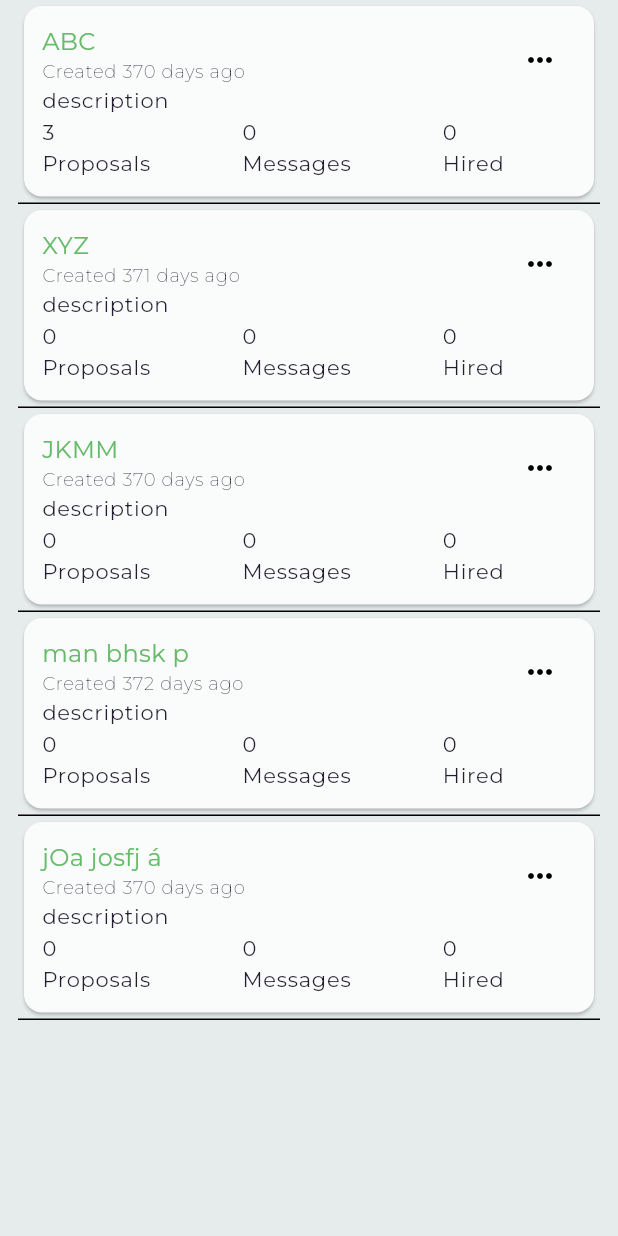
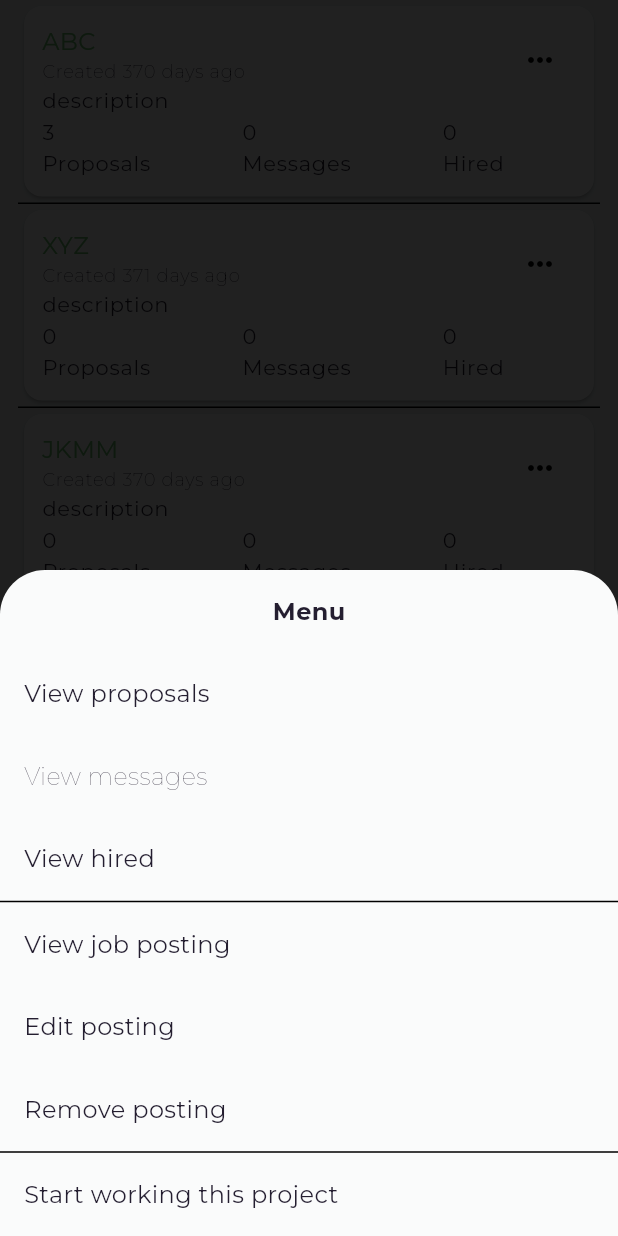
Before and after one commit to bebaoboy/advancedmobiledev_studenthub_20127600_20127004_20127171, a Flutter app: the AllProjects widget shown alone on an empty page, opened directly, after a tap on the "keyboard control" icon, on a phone screen of 412 x 824 dp. Run offline on Flutter 3.47's test engine with Material 3 defaults, Android fonts, the phone set to English and light mode, and no system bars; our stand-ins replace animated_custom_dropdown, another_flushbar, auto_size_text, dio, event_bus, file_picker and 15 more; missing offline and left inert: animated_tree_view, file_previewer, material_dialog, navbar_router, rect_getter, smooth_sheets and 1 more; accounts and stored records are empty; generated files the repository leaves out were written again.

Commit message:
commit speint 2

```diff
--- /dev/null
+++ b/lib/core/widgets/menu_bottom_sheet.dart
@@ -0,0 +1,316 @@
+import 'package:flutter/cupertino.dart';
+import 'package:flutter/material.dart';
+import 'package:universal_io/io.dart';
+
+/// The cancel actions model that show
+/// under the [BottomSheetAction] (grouped separately on iOS).
+class CancelAction {
+  /// The primary content of the action sheet.
+  ///
+  /// Typically a [Text] widget.
+  ///
+  /// This should not wrap. To enforce the single line limit, use
+  /// [Text.maxLines].
+  final Widget title;
+
+  /// The callback that is called when the action item is tapped.
+  /// [onPressed] is optional by default will dismiss the Action Sheet.
+  final void Function(BuildContext context)? onPressed;
+
+  /// The TextStyle to use for the title text. (optional)
+  final TextStyle? textStyle;
+
+  CancelAction({
+    required this.title,
+    this.onPressed,
+    this.textStyle,
+  });
+}
+
+/// The Actions model that will use on the ActionSheet.
+class BottomSheetAction {
+  /// The primary content of the action sheet.
+  ///
+  /// Typically a [Text] widget.
+  ///
+  /// This should not wrap. To enforce the single line limit, use
+  /// [Text.maxLines].
+  final Widget? title;
+
+  /// The callback that is called when the action item is tapped. (required)
+  final void Function(BuildContext context)? onPressed;
+
+  /// A widget to display after the title.
+  ///
+  /// Typically an [Icon] widget.
+  final Widget? trailing;
+
+  /// A widget to display before the title.
+  ///
+  /// Typically an [Icon] or a [CircleAvatar] widget.
+  final Widget? leading;
+
+  BottomSheetAction({
+    required this.title,
+    this.onPressed,
+    this.trailing,
+    this.leading,
+  });
+}
+
+/// A action bottom sheet that adapts to the platform (Android/iOS).
+///
+/// [actions] The Actions list that will appear on the ActionSheet. (required)
+///
+/// [cancelAction] The optional cancel button that show under the
+/// actions (grouped separately on iOS).
+///
+/// [title] The optional title widget that show above the actions.
+///
+/// [androidBorderRadius] The android border radius.
+///
+/// The optional [backgroundColor] and [barrierColor] can be passed in to
+/// customize the appearance and behavior of persistent bottom sheets.
+///
+/// The optional [isDismissible] can be passed to set barrierDismissible of showCupertinoModalPopup
+/// and isDismissible of showModalBottomSheet (Default true as for both implementations)
+///
+/// The optional [useRootNavigator] can be passed to set useRootNavigator of showCupertinoModalPopup
+/// (Default true) and useRootNavigator of showModalBottomSheet (Default false)
+Future<T?> showAdaptiveActionSheet<T>({
+  required BuildContext context,
+  Widget? title,
+  required List<BottomSheetAction> actions,
+  CancelAction? cancelAction,
+  Color? barrierColor,
+  Color? bottomSheetColor,
+  double? androidBorderRadius,
+  bool isDismissible = true,
+  bool? useRootNavigator,
+}) async {
+  assert(
+    barrierColor != Colors.transparent,
+    'The barrier color cannot be transparent.',
+  );
+
+  return _show<T>(
+    context,
+    title,
+    actions,
+    cancelAction,
+    barrierColor,
+    bottomSheetColor,
+    androidBorderRadius,
+    isDismissible: isDismissible,
+    useRootNavigator: useRootNavigator,
+  );
+}
+
+Future<T?> _show<T>(
+  BuildContext context,
+  Widget? title,
+  List<BottomSheetAction> actions,
+  CancelAction? cancelAction,
+  Color? barrierColor,
+  Color? bottomSheetColor,
+  double? androidBorderRadius, {
+  bool isDismissible = true,
+  bool? useRootNavigator,
+}) {
+  if (Platform.isIOS) {
+    return _showCupertinoBottomSheet(
+      context,
+      title,
+      actions,
+      cancelAction,
+      isDismissible: isDismissible,
+      useRootNavigator: useRootNavigator,
+    );
+  } else {
+    return _showMaterialBottomSheet(
+      context,
+      title,
+      actions,
+      cancelAction,
+      barrierColor,
+      bottomSheetColor,
+      androidBorderRadius,
+      isDismissible: isDismissible,
+      useRootNavigator: useRootNavigator,
+    );
+  }
+}
+
+Future<T?> _showCupertinoBottomSheet<T>(
+  BuildContext context,
+  Widget? title,
+  List<BottomSheetAction> actions,
+  CancelAction? cancelAction, {
+  bool isDismissible = true,
+  bool? useRootNavigator,
+}) {
+  final defaultTextStyle =
+      Theme.of(context).textTheme.titleLarge ?? const TextStyle(fontSize: 20);
+  return showCupertinoModalPopup(
+    context: context,
+    barrierDismissible: isDismissible,
+    useRootNavigator: useRootNavigator ?? true,
+    builder: (BuildContext coxt) {
+      return CupertinoActionSheet(
+        title: title,
+        actions: actions.map((action) {
+          /// Modal Popup doesn't inherited material widget
+          /// so need to provide one in case trailing or
+          /// leading widget require a Material widget ancestor.
+          return Material(
+            color: Colors.transparent,
+            child: CupertinoActionSheetAction(
+              onPressed: () => action.onPressed != null ? action.onPressed!(coxt) : Navigator.of(coxt).pop(),
+              child: action.title == null ? const Divider(color: Colors.black, height: 2,) : Row(
+                children: [
+                  if (action.leading != null) ...[
+                    action.leading!,
+                    const SizedBox(width: 15),
+                  ],
+                  action.title != null
+                      ? Expanded(
+                          child: action.title!,
+                        )
+                      : const Divider(color: Colors.black, height: 2,),
+                  if (action.trailing != null) ...[
+                    const SizedBox(width: 10),
+                    action.trailing!,
+                  ],
+                ],
+              ),
+            ),
+          );
+        }).toList(),
+        cancelButton: cancelAction != null
+            ? CupertinoActionSheetAction(
+                onPressed: () {
+                  if (cancelAction.onPressed != null) {
+                    cancelAction.onPressed!(coxt);
+                  } else {
+                    Navigator.of(coxt).pop();
+                  }
+                },
+                child: DefaultTextStyle(
+                  style: defaultTextStyle.copyWith(color: Colors.lightBlue),
+                  textAlign: TextAlign.center,
+                  child: cancelAction.title,
+                ),
+              )
+            : null,
+      );
+    },
+  );
+}
+
+Future<T?> _showMaterialBottomSheet<T>(
+  BuildContext context,
+  Widget? title,
+  List<BottomSheetAction> actions,
+  CancelAction? cancelAction,
+  Color? barrierColor,
+  Color? bottomSheetColor,
+  double? androidBorderRadius, {
+  bool isDismissible = true,
+  bool? useRootNavigator,
+}) {
+  final defaultTextStyle =
+      Theme.of(context).textTheme.titleLarge ?? const TextStyle(fontSize: 20);
+  final BottomSheetThemeData sheetTheme = Theme.of(context).bottomSheetTheme;
+  return showModalBottomSheet<T>(
+    context: context,
+    elevation: 0,
+    isDismissible: isDismissible,
+    enableDrag: isDismissible,
+    isScrollControlled: true,
+    backgroundColor: bottomSheetColor ??
+        sheetTheme.modalBackgroundColor ??
+        sheetTheme.backgroundColor,
+    barrierColor: barrierColor,
+    shape: RoundedRectangleBorder(
+      borderRadius: BorderRadius.only(
+        topLeft: Radius.circular(androidBorderRadius ?? 30),
+        topRight: Radius.circular(androidBorderRadius ?? 30),
+      ),
+    ),
+    useRootNavigator: useRootNavigator ?? false,
+    builder: (BuildContext coxt) {
+      final double screenHeight = MediaQuery.of(context).size.height;
+      return SafeArea(
+        child: WillPopScope(
+          onWillPop: () async => isDismissible,
+          child: ConstrainedBox(
+            constraints: BoxConstraints(
+              maxHeight: screenHeight - (screenHeight / 10),
+            ),
+            child: SingleChildScrollView(
+              child: Column(
+                crossAxisAlignment: CrossAxisAlignment.stretch,
+                mainAxisSize: MainAxisSize.min,
+                children: <Widget>[
+                  if (title != null) ...[
+                    Padding(
+                      padding: const EdgeInsets.all(16.0),
+                      child: Center(child: title),
+                    ),
+                  ],
+                  ...actions.map<Widget>((action) {
+                    return InkWell(
+                      onTap: () => action.onPressed != null ? action.onPressed!(coxt) : Navigator.of(coxt).pop(),
+                      child: action.title == null ? const Divider(color: Colors.black, height: 2,) : Padding(
+                        padding: const EdgeInsets.all(16.0),
+                        child: Row(
+                          children: [
+                            if (action.leading != null) ...[
+                              action.leading!,
+                              const SizedBox(width: 15),
+                            ],
+                            action.title != null
+                                ? Expanded(
+                                    child: action.title!,
+                                  )
+                                : const Divider(color: Colors.black, height: 2,),
+                            if (action.trailing != null) ...[
+                              const SizedBox(width: 10),
+                              action.trailing!,
+                            ],
+                          ],
+                        ),
+                      ),
+                    );
+                  }).toList(),
+                  if (cancelAction != null)
+                    InkWell(
+                      onTap: () {
+                        if (cancelAction.onPressed != null) {
+                          cancelAction.onPressed!(coxt);
+                        } else {
+                          Navigator.of(coxt).pop();
+                        }
+                      },
+                      child: Center(
+                        child: Padding(
+                          padding: const EdgeInsets.all(16.0),
+                          child: DefaultTextStyle(
+                            style: defaultTextStyle.copyWith(
+                              color: Colors.lightBlue,
+                            ),
+                            textAlign: TextAlign.center,
+                            child: cancelAction.title,
+                          ),
+                        ),
+                      ),
+                    ),
+                ],
+              ),
+            ),
+          ),
+        ),
+      );
+    },
+  );
+}
--- a/lib/presentation/dashboard/components/my_project_item.dart
+++ b/lib/presentation/dashboard/components/my_project_item.dart
@@ -42,7 +42,7 @@ class _MyProjectItemState extends State<MyProjectItem> {
         child: GestureDetector(
           onTap: () {
             //NavbarNotifier2.pushNamed(Routes.projectDetails, 1, widget.project);
-            Navigator.of(NavigationService.navigationKey.currentContext!)
+            Navigator.of(NavigationService.navigatorKey.currentContext!)
                 .pushNamed(Routes.projectDetails, arguments: widget.project);
           },
           child: Card(
--- a/lib/presentation/dashboard/components/project_item.dart
+++ b/lib/presentation/dashboard/components/project_item.dart
@@ -79,8 +79,7 @@ class _ProjectItemState extends State<ProjectItem> {
             bottom: BorderSide(color: Colors.black, width: 1.0),
           ),
         ),
-      ),
-      child:
+
 //       Card(
 //         child: Padding(
 //           padding: const EdgeInsets.all(8.0),
--- a/lib/presentation/dashboard/dashboard.dart
+++ b/lib/presentation/dashboard/dashboard.dart
@@ -1,10 +1,8 @@
 import 'package:boilerplate/core/widgets/main_app_bar_widget.dart';
-import 'package:boilerplate/domain/entity/project/project.dart';
 import 'package:boilerplate/domain/entity/project/mockData.dart';
 import 'package:boilerplate/presentation/dashboard/alert_tab.dart';
 import 'package:boilerplate/presentation/dashboard/dashboard_tab.dart';
 import 'package:boilerplate/presentation/dashboard/message_tab.dart';
-import 'package:boilerplate/presentation/dashboard/project_details.dart';
 import 'package:boilerplate/presentation/dashboard/project_tab.dart';
 import 'package:boilerplate/utils/locale/app_localization.dart';
 import 'package:boilerplate/utils/routes/custom_page_route_navbar.dart';
--- a/lib/presentation/dashboard/dashboard_tab.dart
+++ b/lib/presentation/dashboard/dashboard_tab.dart
@@ -1,21 +1,14 @@
-import 'package:adaptive_action_sheet/adaptive_action_sheet.dart';
 import 'package:animated_segmented_tab_control/animated_segmented_tab_control.dart';
 import 'package:boilerplate/constants/dimens.dart';
-import 'package:boilerplate/core/widgets/rounded_button_widget.dart';
+import 'package:boilerplate/core/widgets/menu_bottom_sheet.dart';
 import 'package:boilerplate/domain/entity/project/myMockData.dart';
 import 'package:boilerplate/domain/entity/project/project.dart';
 import 'package:boilerplate/presentation/dashboard/components/my_project_item.dart';
 import 'package:boilerplate/presentation/my_app.dart';
 import 'package:boilerplate/utils/locale/app_localization.dart';
-import 'package:flutter/cupertino.dart';
 import 'package:flutter/material.dart';
-import 'package:flutter/widgets.dart';
-import 'package:boilerplate/presentation/my_app.dart';
-import 'package:boilerplate/utils/locale/app_localization.dart';
 import 'package:boilerplate/utils/routes/custom_page_route.dart';
 import 'package:boilerplate/utils/routes/routes.dart';
-import 'package:flutter/material.dart';
-import 'package:boilerplate/utils/routes/navbar_notifier2.dart';
 
 class DashBoardTab extends StatefulWidget {
   const DashBoardTab({super.key});
@@ -33,8 +26,9 @@ class _DashBoardTabState extends State<DashBoardTab> {
   Widget _buildDashBoardContent() {
     return Column(
       children: <Widget>[
-
-        Row(
+        Padding(
+          padding: const EdgeInsets.all(10.0),
+          child: Row(
             children: [
               Align(
                 alignment: Alignment.topLeft,
@@ -51,7 +45,8 @@ class _DashBoardTabState extends State<DashBoardTab> {
                     heroTag: "F3",
                     onPressed: () {
                       // NavbarNotifier2.pushNamed(Routes.project_post, NavbarNotifier2.currentIndex, null);
-                    Navigator.of(NavigationService.navigatorKey.currentContext!).push(
+                      Navigator.of(NavigationService.navigatorKey.currentContext!)
+                          .push(
                               MaterialPageRoute2(routeName: Routes.project_post));
                     },
                     child: Text(
@@ -61,9 +56,11 @@ class _DashBoardTabState extends State<DashBoardTab> {
                     ),
                   ),
                 ),
+              ),
             ],
           ),
         ),
+
         // Conditional rendering based on whether myProjects is empty or not
         myProjects.isEmpty
             ? Column(
@@ -151,45 +148,70 @@ class _ProjectTabsState extends State<ProjectTabs> {
 
 void showBottomSheet(Project project) {
   showAdaptiveActionSheet(
-    context: NavigationService.navigationKey.currentContext!,
+    title: Text("Menu", style: TextStyle(fontWeight: FontWeight.bold,),),
+    context: NavigationService.navigatorKey.currentContext!,
     isDismissible: true,
     barrierColor: Colors.black87,
     actions: <BottomSheetAction>[
       BottomSheetAction(
         title: Container(
-            alignment: Alignment.topLeft, child: const Text('View proposals')),
-        onPressed: (_) {},
-      ),
-      BottomSheetAction(
-        title: Container(
-            alignment: Alignment.topLeft, child: const Text('View messages')),
-        onPressed: (_) {},
-      ),
-      BottomSheetAction(
-        title: Container(
-            alignment: Alignment.topLeft, child: const Text('View hired')),
-        onPressed: (_) {},
+            alignment: Alignment.topLeft,
+            child: const Text(
+              'View proposals',
+              style: TextStyle(fontWeight: FontWeight.normal),
+            )),
+
       ),
       BottomSheetAction(
         title: Container(
             alignment: Alignment.topLeft,
-            child: const Text('View job posting')),
-        onPressed: (_) {},
-      ),
-      BottomSheetAction(
-        title: Container(
-            alignment: Alignment.topLeft, child: const Text('Edit posting')),
-        onPressed: (_) {},
-      ),
-      BottomSheetAction(
-        title: Container(
-            alignment: Alignment.topLeft, child: const Text('Remove posting')),
-        onPressed: (_) {},
+            child: const Text('View messages',
+                style: TextStyle(fontWeight: FontWeight.w100))),
+
       ),
       BottomSheetAction(
         title: Container(
           alignment: Alignment.topLeft,
-            child: const Text('Start working this project')),
+          child: const Text('View hired',
+              style: TextStyle(fontWeight: FontWeight.normal)),
+        ),
+
+      ),
+      BottomSheetAction(
+        title: null,
+
+      ),
+      BottomSheetAction(
+        title: Container(
+            alignment: Alignment.topLeft,
+            child: const Text('View job posting',
+                style: TextStyle(fontWeight: FontWeight.normal))),
+
+      ),
+      BottomSheetAction(
+        title: Container(
+            alignment: Alignment.topLeft,
+            child: const Text('Edit posting',
+                style: TextStyle(fontWeight: FontWeight.normal))),
+
+      ),
+      BottomSheetAction(
+        title: Container(
+          alignment: Alignment.topLeft,
+          child: const Text('Remove posting',
+              style: TextStyle(fontWeight: FontWeight.normal)),
+        ),
+
+      ),
+      BottomSheetAction(
+        title: null,
+
+      ),
+      BottomSheetAction(
+        title: Container(
+            alignment: Alignment.topLeft,
+            child: const Text('Start working this project',
+                style: TextStyle(fontWeight: FontWeight.normal))),
         onPressed: (_) {
           workingProjects.add(project);
         },
@@ -209,14 +231,11 @@ class WorkingProjects extends StatefulWidget {
 class _WorkingProjectsState extends State<WorkingProjects> {
   @override
   Widget build(BuildContext context) {
-    return Flexible(
-      fit: FlexFit.loose,
-      child: ListView.builder(
+    return ListView.builder(
       itemCount: widget.projects?.length ?? 0,
       itemBuilder: (context, index) => MyProjectItem(
         project: myProjects[index],
         onShowBottomSheet: showBottomSheet,
-        ),
       ),
     );
   }
@@ -233,15 +252,12 @@ class AllProjects extends StatefulWidget {
 class _AllProjectsState extends State<AllProjects> {
   @override
   Widget build(BuildContext context) {
-    return Flexible(
-      fit: FlexFit.loose,
-      child: ListView.builder(
+    return ListView.builder(
       itemCount: widget.projects?.length ?? 0,
       itemBuilder: (context, index) => MyProjectItem(
         project: myProjects[index],
         onShowBottomSheet: showBottomSheet,
       ),
-      ),
     );
   }
 }
--- a/lib/presentation/dashboard/project_details.dart
+++ b/lib/presentation/dashboard/project_details.dart
@@ -25,7 +25,6 @@ class _ProjectDetailsPageState extends State<ProjectDetailsPage> {
 
   Widget _buildBody() {
     return SingleChildScrollView(
-      child: Expanded(
       child: Padding(
         padding: const EdgeInsets.all(Dimens.horizontal_padding),
         child:
@@ -74,7 +73,6 @@ class _ProjectDetailsPageState extends State<ProjectDetailsPage> {
             ]),
           ),
         ]),
-        ),
       ),
     );
   }
--- a/pubspec.yaml
+++ b/pubspec.yaml
@@ -85,6 +85,7 @@ dependencies:
   flutter_riverpod:
   flutter_typeahead:
   simple_animations:
+  universal_io:
   # Y
   # Z
 
```
Lines whose indentation alone changed are shown as unchanged.
